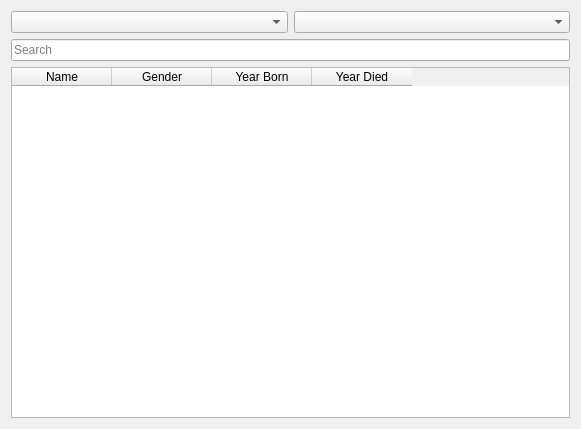
Above: EndurvinnslustöðATeam/Skil3/Ui/scientistsdisplay.ui from trunti/verklegtn-m before the change. Below: the same form after it.
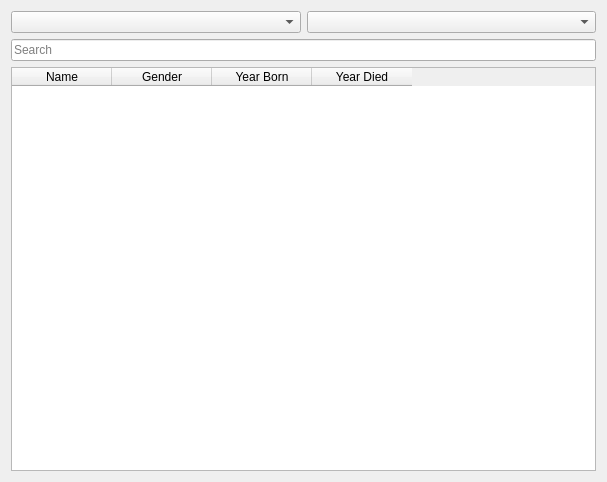
That is the form after the change.

```diff
--- a/EndurvinnslustöðATeam/Skil3/Ui/scientistsdisplay.ui
+++ b/EndurvinnslustöðATeam/Skil3/Ui/scientistsdisplay.ui
@@ -6,8 +6,8 @@
    <rect>
     <x>0</x>
     <y>0</y>
-    <width>581</width>
-    <height>429</height>
+    <width>607</width>
+    <height>482</height>
    </rect>
   </property>
   <property name="windowTitle">
```
